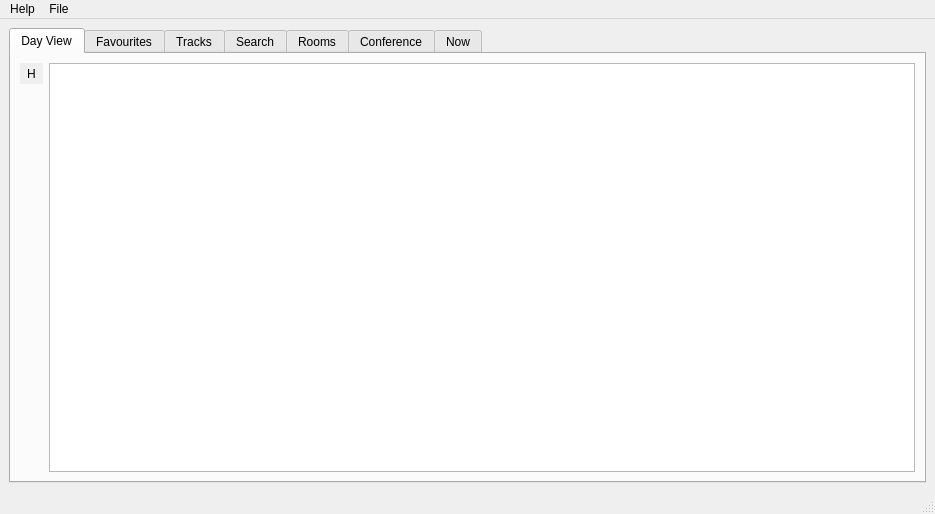
Old version of the form src/gui/mainwindow.ui in the repository edulix/confclerk.
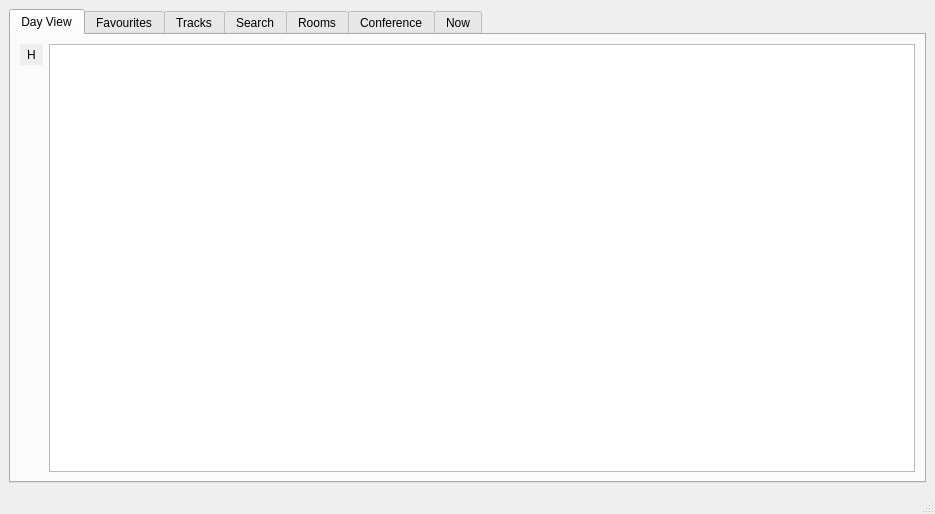
New version of the form. The open tabs and pages were chosen to show the change. Icons and pictures are not drawn. Custom widgets are drawn as their Qt base class.

Commit message: removed 'MainMenu' bar from MainWindow  - schedule is imported via 'conference' tab  - about app is launched when user clicks 'info' button/icon

```diff
--- a/src/gui/mainwindow.ui
+++ b/src/gui/mainwindow.ui
@@ -547,32 +547,6 @@
     </item>
    </layout>
   </widget>
-  <widget class="QMenuBar" name="menubar" >
-   <property name="geometry" >
-    <rect>
-     <x>0</x>
-     <y>0</y>
-     <width>935</width>
-     <height>26</height>
-    </rect>
-   </property>
-   <widget class="QMenu" name="menuFile" >
-    <property name="title" >
-     <string>File</string>
-    </property>
-    <addaction name="actionImportSchedule" />
-    <addaction name="actionQuit" />
-   </widget>
-   <widget class="QMenu" name="menuAbout" >
-    <property name="title" >
-     <string>Help</string>
-    </property>
-    <addaction name="actionAboutQt" />
-    <addaction name="actionAboutApplication" />
-   </widget>
-   <addaction name="menuAbout" />
-   <addaction name="menuFile" />
-  </widget>
   <widget class="QStatusBar" name="statusbar" />
   <action name="actionImportSchedule" >
    <property name="text" >
```
Left out of the diff: 41 changed lines with no effect on the pictures. The commit also changes 1 other file.
